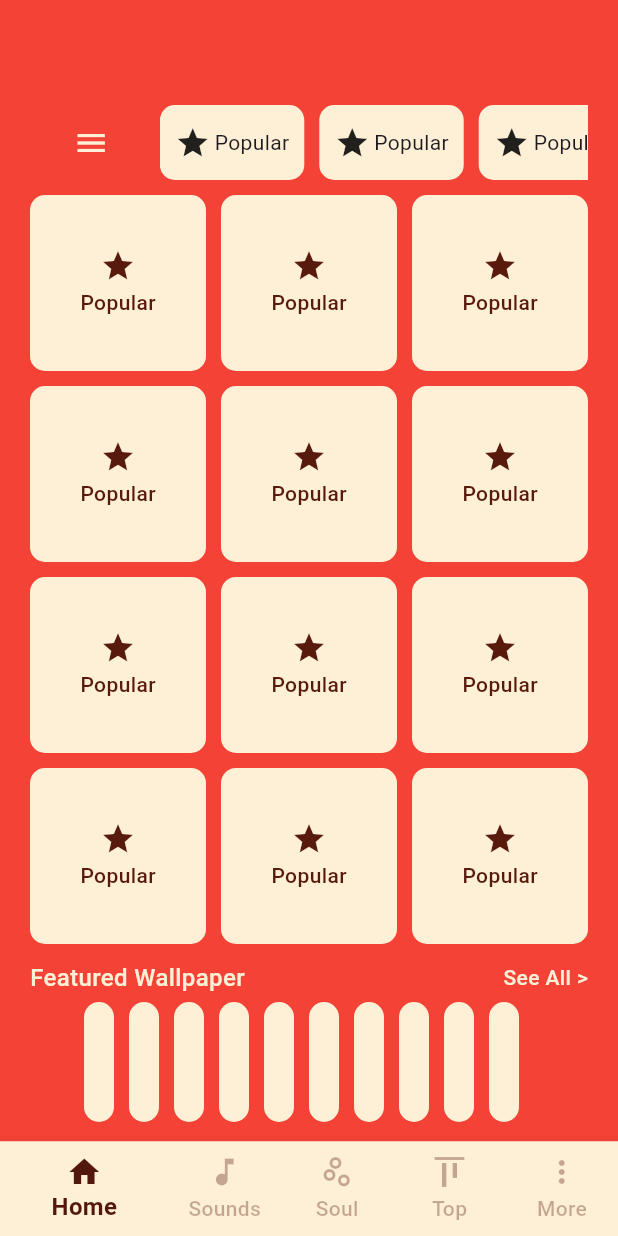
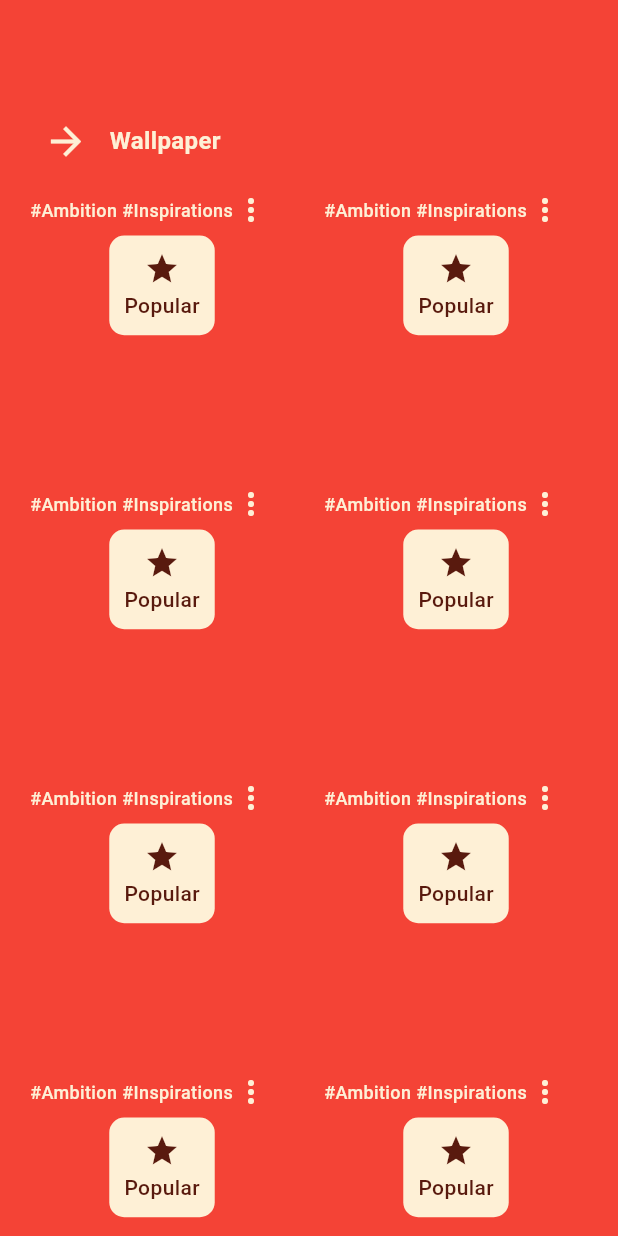
Before and after one commit to foysal012/cardinal_quotes, a Flutter app: the screen it shows after launch, on a phone screen of 412 x 824 dp. Run offline on Flutter 3.47's test engine with Material 3 defaults, Android fonts, the phone set to English and light mode, and no system bars; our stand-ins replace gap.

Commit message:
working on walpaper page

```diff
--- a/lib/main.dart
+++ b/lib/main.dart
@@ -3,6 +3,7 @@ import 'package:flutter/material.dart';
 import 'view/screen/auth/login_screen.dart';
 import 'view/screen/bottom_nav_bar/bottom_nav_bar_screen.dart';
 import 'view/screen/splash_screen.dart';
+import 'view/screen/walpaper_screen.dart';
 
 void main() {
   runApp(const MyApp());
@@ -22,7 +23,8 @@ class MyApp extends StatelessWidget {
       // home: SplashScreen()
       // home: SignupScreen()
       // home: LoginScreen()
-      home: BottomNavBarScreen()
+      home: WallpaperScreen()
+      // home: BottomNavBarScreen()
     );
   }
 }
--- /dev/null
+++ b/lib/view/screen/walpaper_screen.dart
@@ -0,0 +1,104 @@
+import 'package:flutter/material.dart';
+import '../../core/app_style.dart';
+
+class WallpaperScreen extends StatefulWidget {
+  const WallpaperScreen({super.key});
+
+  @override
+  State<WallpaperScreen> createState() => _WallpaperScreenState();
+}
+
+class _WallpaperScreenState extends State<WallpaperScreen> {
+  @override
+  Widget build(BuildContext context) {
+    return Scaffold(
+      backgroundColor: Colors.red,
+      body: Container(
+        padding: EdgeInsets.symmetric(horizontal: 20.0),
+        child: SingleChildScrollView(
+          child: Column(
+            children: [
+              AppStyle.gap(70.0),
+              Row(
+                children: [
+                  IconButton(
+                      onPressed: (){
+
+                      },
+                      icon: Icon(Icons.arrow_forward, color: Color(0xffFEF0D6), size: 30.0,)
+                  ),
+                  AppStyle.gap(5.0),
+                  Text('Wallpaper',
+                    style: TextStyle(
+                      fontSize: 16.0,
+                      fontWeight: FontWeight.bold,
+                      color: Color(0xffFEF0D6)
+                    ),
+                  )
+                ],
+              ),
+              AppStyle.gap(10.0),
+
+              SizedBox(
+                height: MediaQuery.sizeOf(context).height,
+                child: GridView.builder(
+                  gridDelegate: SliverGridDelegateWithFixedCrossAxisCount(
+                      crossAxisCount: 2,
+                      crossAxisSpacing: 20.0,
+                      mainAxisSpacing: 20.0,
+                      childAspectRatio: 1.0
+                  ),
+                  itemCount: 15,
+                  // physics: NeverScrollableScrollPhysics(),
+                  itemBuilder: (context, index) {
+                    return Column(
+                      children: [
+                        Row(
+                          children: [
+                            Text('#Ambition #Inspirations',
+                              style: TextStyle(
+                                fontSize: 12,
+                                color: Color(0xffFEF0D6),
+                                fontWeight: FontWeight.w500
+                              ),
+                              maxLines: 1,
+                              overflow: TextOverflow.ellipsis,
+                            ),
+                            Icon(Icons.more_vert, color: Color(0xffFEF0D6))
+                          ],
+                        ),
+                        AppStyle.gap(5.0),
+                        Container(
+                          padding: EdgeInsets.all(10.0),
+                          decoration: BoxDecoration(
+                              color: Color(0xffFEF0D6),
+                              borderRadius: BorderRadius.all(Radius.circular(10.0))
+                          ),
+                          child: Column(
+                            crossAxisAlignment: CrossAxisAlignment.center,
+                            mainAxisAlignment: MainAxisAlignment.center,
+                            children: [
+                              Icon(Icons.star, color: Color(0xff591A0E)),
+                              AppStyle.gap(2.5),
+                              Text('Popular',style: TextStyle(
+                                  fontSize: 14,
+                                  fontWeight: FontWeight.w500,
+                                  color: Color(0xff591A0E)
+                              ))
+                            ],
+                          ),
+                        ),
+                      ],
+                    );
+                  },
+                ),
+              ),
+              AppStyle.gap(45.0),
+
+            ],
+          ),
+        ),
+      ),
+    );
+  }
+}
```
Also changed, not shown: lib/view/screen/bottom_nav_bar/home_screen.dart (+137 -8 lines).
